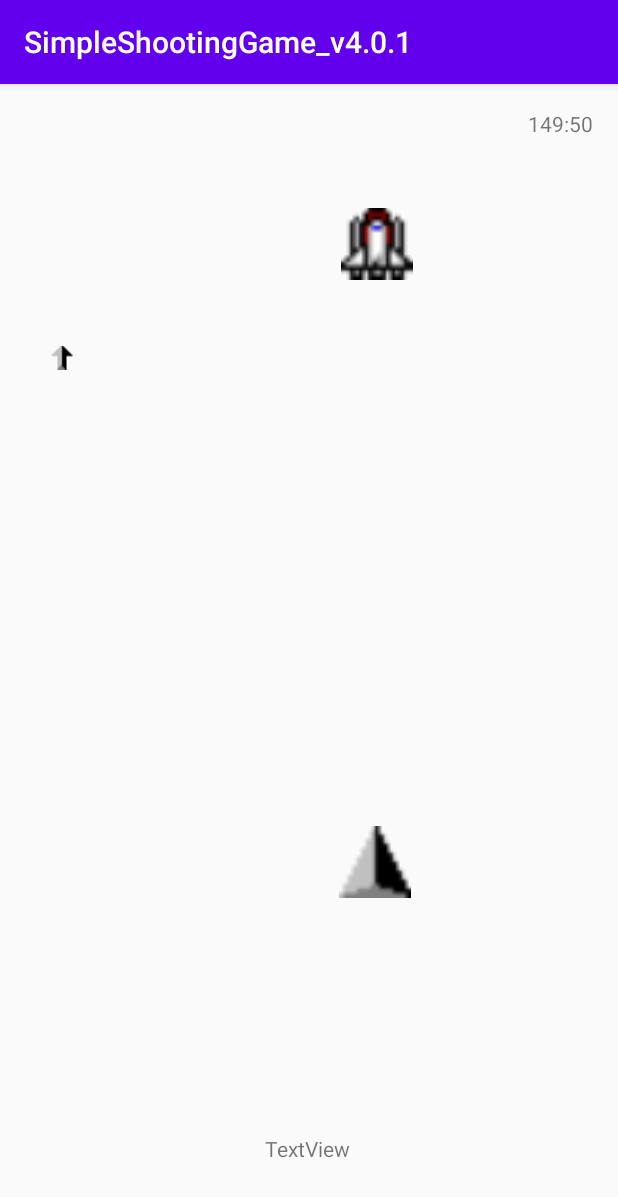
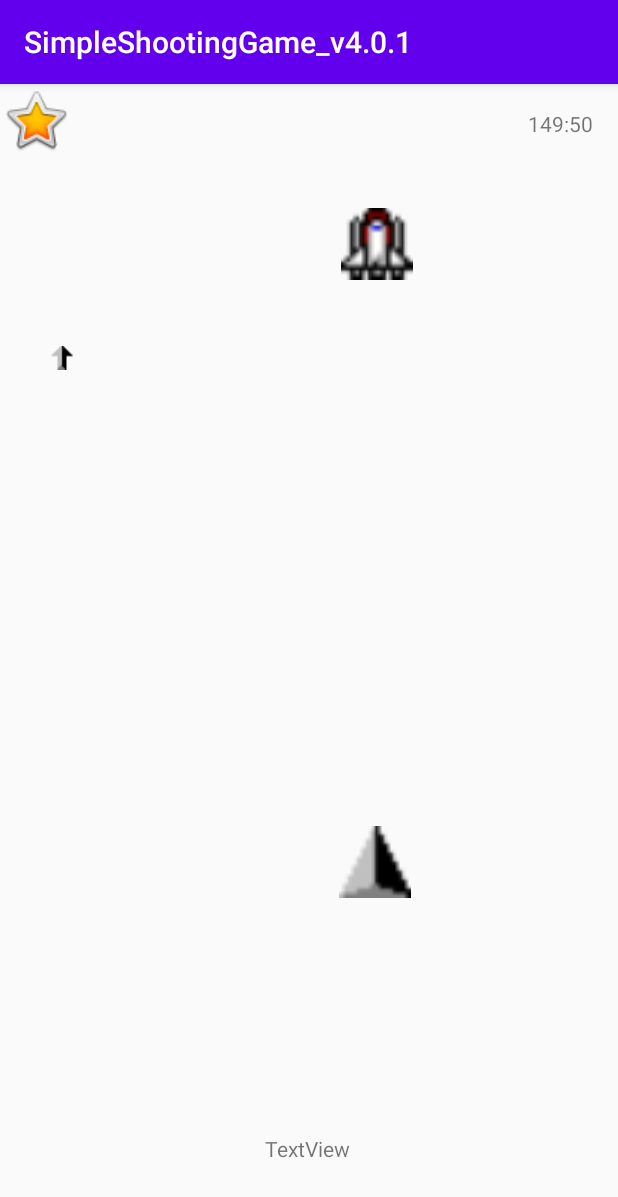
Before and after one commit to t7m3/SimpleShootingGame_v4.0.1, an Android app: the screen it shows after launch (MainActivity), on a phone screen of 412 x 824 dp. Shown: the top 1197 px of the screen. Run offline under Robolectric (Android 15) with nearby library versions, the phone set to English and light mode, and no system bars.

Commit message:
2020-11-10(火)　 1回目のコミット imageViewGifを追加した。

```diff
--- a/app/src/main/res/layout/activity_main.xml
+++ b/app/src/main/res/layout/activity_main.xml
@@ -47,4 +47,12 @@
         app:layout_constraintTop_toTopOf="parent"
         app:layout_constraintVertical_bias="0.935" />
 
+    <ImageView
+        android:id="@+id/imageViewGif"
+        android:layout_width="48dp"
+        android:layout_height="48dp"
+        app:srcCompat="@android:drawable/btn_star_big_on"
+        tools:layout_editor_absoluteX="215dp"
+        tools:layout_editor_absoluteY="233dp" />
+
 </androidx.constraintlayout.widget.ConstraintLayout>
```
